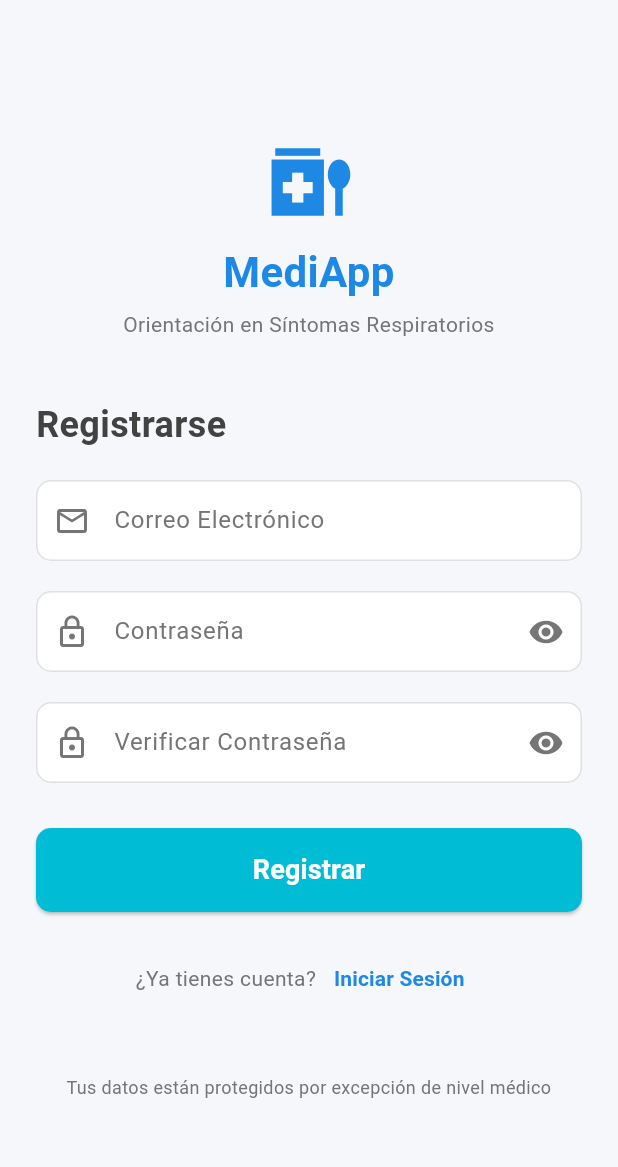
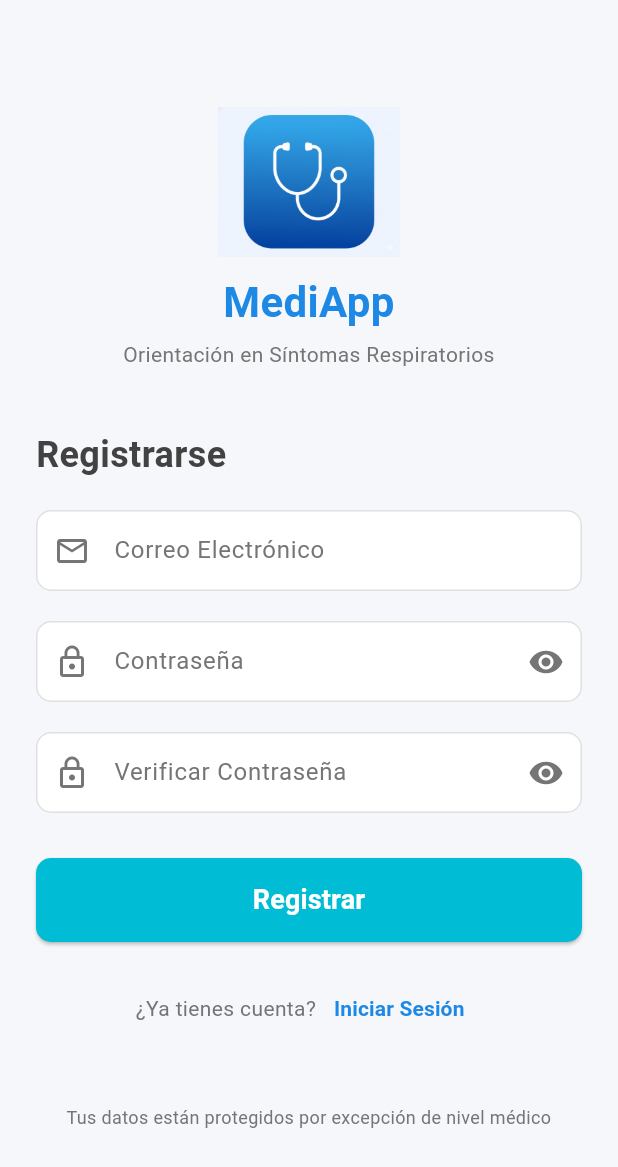
Before and after one commit to annystar-14/madi_app, a Flutter app: the screen it shows after launch, after a tap on "Iniciar Sesión", after a tap on "Regístrate aquí", on a phone screen of 412 x 824 dp. Shown: the top 1167 px of the screen. Run offline on Flutter 3.47's test engine with Material 3 defaults, Android fonts, the phone set to English and light mode, and no system bars; our stand-ins replace firebase_auth, firebase_core, flutter_riverpod, sqflite; accounts and stored records are empty.

Commit message:
cambio completo con interfaces login y registro

```diff
--- a/lib/views/login_screen.dart
+++ b/lib/views/login_screen.dart
@@ -1,4 +1,3 @@
-// lib/views/login_screen.dart
 import 'package:flutter/material.dart';
 import 'package:flutter_riverpod/flutter_riverpod.dart';
 import 'package:medi_app/controllers/auth_provider.dart';
@@ -9,7 +8,7 @@ class LoginScreen extends ConsumerStatefulWidget {
   const LoginScreen({Key? key}) : super(key: key);
 
   @override
-  _LoginScreenState createState() => _LoginScreenState();
+  ConsumerState<LoginScreen> createState() => _LoginScreenState();
 }
 
 class _LoginScreenState extends ConsumerState<LoginScreen> {
@@ -20,6 +19,13 @@ class _LoginScreenState extends ConsumerState<LoginScreen> {
   // Estado para controlar la visibilidad de la contraseña
   bool _isPasswordVisible = false;
   bool _isLoading = false;
+
+  @override
+  void dispose() {
+    _emailController.dispose();
+    _passwordController.dispose();
+    super.dispose();
+  }
 
   void login() async {
     if (_formKey.currentState!.validate()) {
@@ -36,8 +42,11 @@ class _LoginScreenState extends ConsumerState<LoginScreen> {
         // Si el inicio de sesión es exitoso, Riverpod manejará la navegación a HomeScreen.
       } catch (e) {
         if (mounted) {
+          String errorMessage = 'Error de inicio de sesión. Verifica tu correo y contraseña.';
+          // Aquí puedes añadir manejo de errores específicos de Firebase, ej: 'user-not-found', 'wrong-password'
+
           ScaffoldMessenger.of(context).showSnackBar(
-            SnackBar(content: Text('Error de inicio de sesión: ${e.toString()}')),
+            SnackBar(content: Text(errorMessage)),
           );
         }
       } finally {
@@ -63,10 +72,11 @@ class _LoginScreenState extends ConsumerState<LoginScreen> {
               crossAxisAlignment: CrossAxisAlignment.stretch,
               children: [
                 // 1. Logo y Título
-                const Icon(
-                  Icons.medication_liquid_outlined,
-                  color: AppColors.primaryBlue,
-                  size: 60,
+                Image.asset(
+                  'lib/public/logo_mediapp.png', // <-- Se usa la imagen del asset
+                  height: 100,
+                  width: 100,
+                  alignment: Alignment.center,
                 ),
                 const SizedBox(height: 10),
                 const Text(
--- a/lib/views/registrer_screen.dart
+++ b/lib/views/registrer_screen.dart
@@ -1,15 +1,16 @@
-// lib/views/register_screen.dart
 import 'package:flutter/material.dart';
 import 'package:flutter_riverpod/flutter_riverpod.dart';
 import 'package:medi_app/controllers/auth_provider.dart';
 // Asegúrate de importar tu archivo de colores
-import '../core/theme/app_colors.dart'; // Ajusta la ruta si es necesario
+import '../core/theme/app_colors.dart';
+// Importamos la pantalla de información personal (asumiendo que la usarás después del registro)
+// import 'package:medi_app/views/personal_info_screen.dart'; // Descomenta si tienes esta pantalla
 
 class RegisterScreen extends ConsumerStatefulWidget {
   const RegisterScreen({Key? key}) : super(key: key);
 
   @override
-  _RegisterScreenState createState() => _RegisterScreenState();
+  ConsumerState<RegisterScreen> createState() => _RegisterScreenState();
 }
 
 class _RegisterScreenState extends ConsumerState<RegisterScreen> {
@@ -23,6 +24,14 @@ class _RegisterScreenState extends ConsumerState<RegisterScreen> {
   bool _isConfirmPasswordVisible = false;
   bool _isLoading = false; // Para el estado de carga del botón
 
+  @override
+  void dispose() {
+    _emailController.dispose();
+    _passwordController.dispose();
+    _confirmPasswordController.dispose();
+    super.dispose();
+  }
+
   void register() async {
     if (_formKey.currentState!.validate()) {
       setState(() {
@@ -35,16 +44,28 @@ class _RegisterScreenState extends ConsumerState<RegisterScreen> {
           _emailController.text.trim(),
           _passwordController.text.trim(),
         );
+
         if (mounted) {
+          // Si el registro es exitoso, navegamos al Login (o a PersonalInfoScreen si existe)
           ScaffoldMessenger.of(context).showSnackBar(
             const SnackBar(content: Text('Registro exitoso, por favor inicia sesión')),
           );
           Navigator.pop(context);
+          // O navega a la siguiente pantalla para completar perfil:
+          // Navigator.push(context, MaterialPageRoute(builder: (context) => const PersonalInfoScreen()));
         }
+
       } catch (e) {
         if (mounted) {
+          String errorMessage = 'Registro fallido. Verifica tus datos.';
+          // Puedes añadir manejo de errores específicos de Firebase aquí:
+          if (e.toString().contains('email-already-in-use')) {
+             errorMessage = 'Este correo ya está registrado.';
+          } else if (e.toString().contains('weak-password')) {
+             errorMessage = 'La contraseña debe tener al menos 6 caracteres.';
+          }
           ScaffoldMessenger.of(context).showSnackBar(
-            SnackBar(content: Text('Registro fallido: ${e.toString()}')),
+            SnackBar(content: Text(errorMessage)),
           );
         }
       } finally {
@@ -69,11 +90,12 @@ class _RegisterScreenState extends ConsumerState<RegisterScreen> {
             child: Column(
               crossAxisAlignment: CrossAxisAlignment.stretch,
               children: [
-                // 1. Logo y Título
-                const Icon(
-                  Icons.medication_liquid_outlined, // Icono de estetoscopio del diseño
-                  color: AppColors.primaryBlue,
-                  size: 60,
+                // 1. Logo (Usando Image.asset)
+                Image.asset(
+                  'lib/public/logo_mediapp.png', // <-- RUTA DE TU LOGO
+                  height: 100,
+                  width: 100,
+                  alignment: Alignment.center,
                 ),
                 const SizedBox(height: 10),
                 const Text(
@@ -253,7 +275,7 @@ class _RegisterScreenState extends ConsumerState<RegisterScreen> {
         contentPadding: EdgeInsets.symmetric(vertical: 15.0, horizontal: 20.0),
         border: OutlineInputBorder(
           borderRadius: BorderRadius.all(Radius.circular(10.0)),
-          borderSide: BorderSide.none, // Opcional: para un look más moderno
+          borderSide: BorderSide.none,
         ),
         enabledBorder: OutlineInputBorder(
           borderRadius: BorderRadius.all(Radius.circular(10.0)),
--- a/pubspec.yaml
+++ b/pubspec.yaml
@@ -25,3 +25,9 @@ dev_dependencies:
 
 flutter:
   uses-material-design: true
+
+  # 1. 'assets:' debe tener dos espacios de indentación bajo 'flutter:'
+  assets:
+    # 2. '- public/' debe tener cuatro espacios de indentación.
+    - lib/public/
+    # Asegúrate de usar ESPACIOS, no tabuladores.
```
